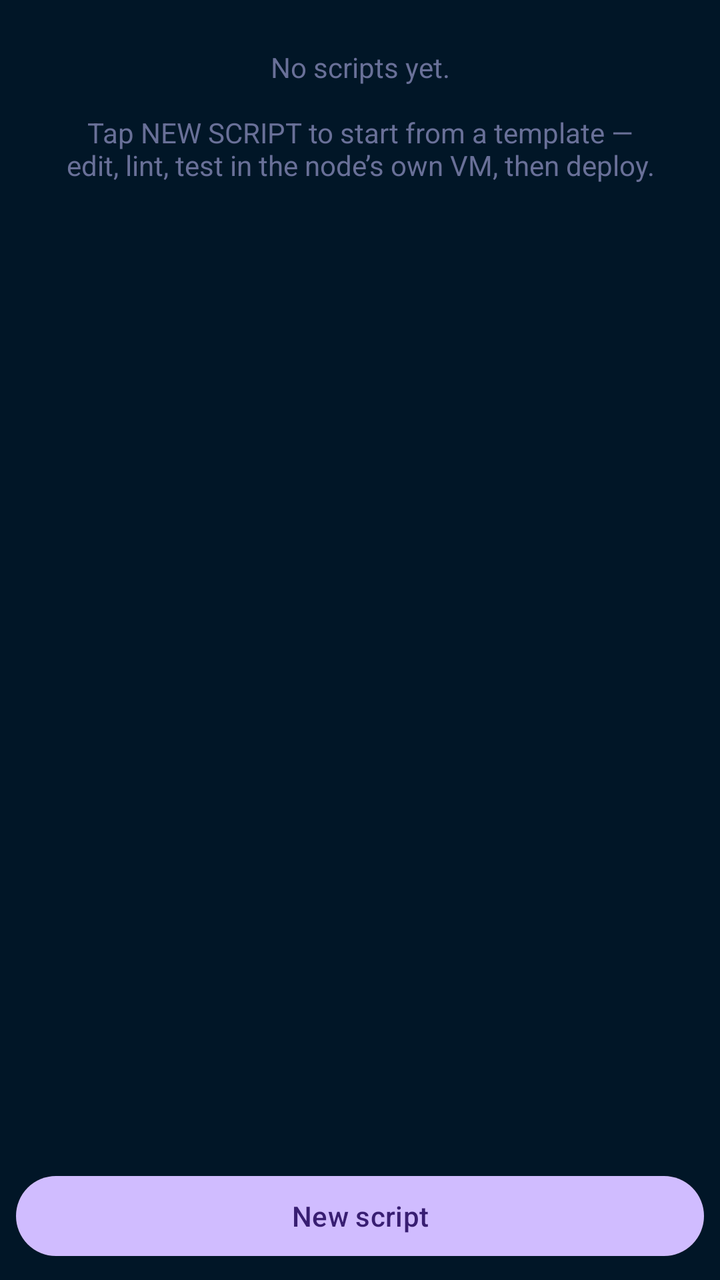
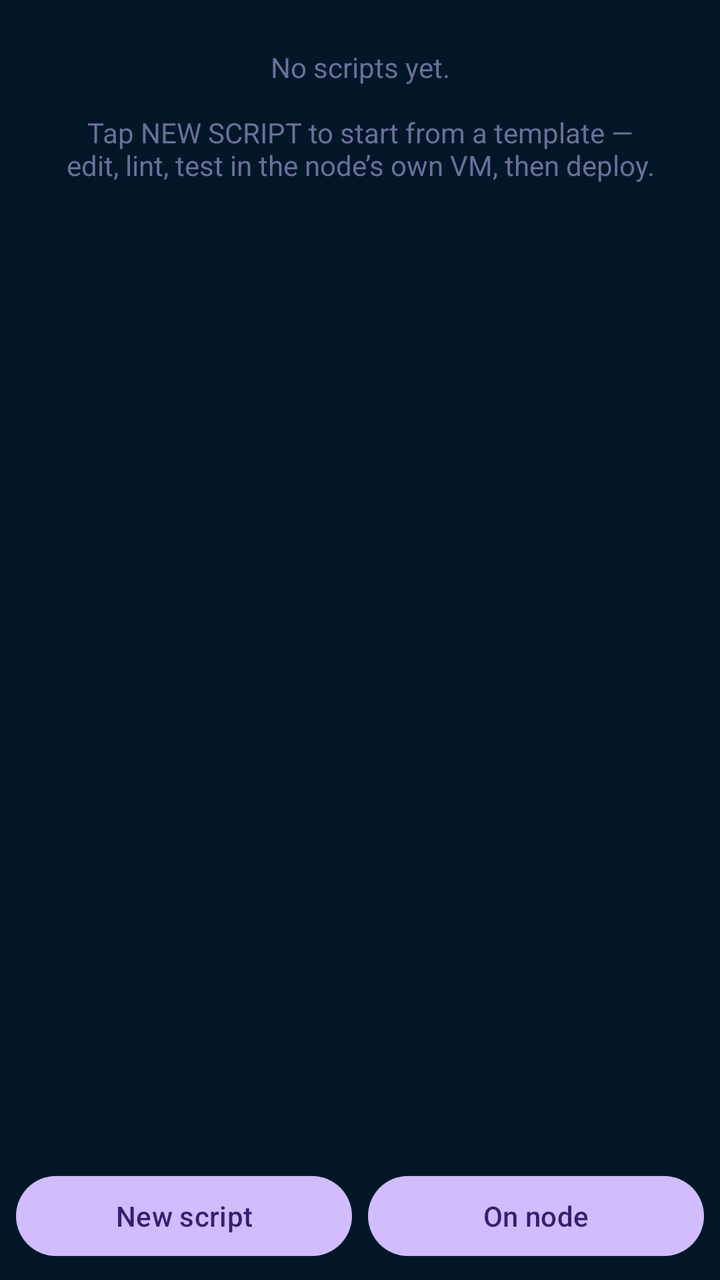

Screens rendered from an Android XML layout before and after an edit, with the pre-edit source and the edit as a unified diff.
<!-- AndroidManifest.xml: application theme Theme.Terminal -->
<!-- res/layout/view_scripts.xml -->
<?xml version="1.0" encoding="utf-8"?>
<LinearLayout xmlns:android="http://schemas.android.com/apk/res/android"
    android:layout_width="match_parent"
    android:layout_height="match_parent"
    android:orientation="vertical"
    android:background="@color/ide_bg">

    <TextView
        android:id="@+id/scripts_empty"
        android:layout_width="match_parent"
        android:layout_height="wrap_content"
        android:padding="24dp"
        android:gravity="center"
        android:textColor="@color/ide_dim"
        android:text="No scripts yet.\n\nTap NEW SCRIPT to start from a template —\nedit, lint, test in the node&#8217;s own VM, then deploy." />

    <ListView
        android:id="@+id/scripts_list"
        android:layout_width="match_parent"
        android:layout_height="0dp"
        android:layout_weight="1"
        android:divider="@color/ide_bg_light"
        android:dividerHeight="1dp" />

    <Button
        android:id="@+id/scripts_new"
        android:layout_width="match_parent"
        android:layout_height="wrap_content"
        android:layout_margin="8dp"
        android:text="New script" />

</LinearLayout>
<!-- resources referenced by this layout -->
<resources>
  <color name="ide_bg">#011627</color>
  <color name="ide_bg_light">#0B2942</color>
  <color name="ide_dim">#697098</color>
  <style name="Theme.Terminal" parent="Base.Theme.Terminal" />
  <style name="Base.Theme.Terminal" parent="Theme.Material3.Dark.NoActionBar">
          
          
      </style>
</resources>

<!-- the commit's change to res/layout/view_scripts.xml (unified diff, before → after) -->
@@ -22,11 +22,27 @@
         android:divider="@color/ide_bg_light"
         android:dividerHeight="1dp" />
 
-    <Button
-        android:id="@+id/scripts_new"
+    <LinearLayout
         android:layout_width="match_parent"
         android:layout_height="wrap_content"
-        android:layout_margin="8dp"
-        android:text="New script" />
+        android:orientation="horizontal"
+        android:padding="8dp">
+
+        <Button
+            android:id="@+id/scripts_new"
+            android:layout_width="0dp"
+            android:layout_weight="1"
+            android:layout_height="wrap_content"
+            android:layout_marginEnd="8dp"
+            android:text="New script" />
+
+        <Button
+            android:id="@+id/scripts_node"
+            android:layout_width="0dp"
+            android:layout_weight="1"
+            android:layout_height="wrap_content"
+            android:text="On node" />
+
+    </LinearLayout>
 
 </LinearLayout>
